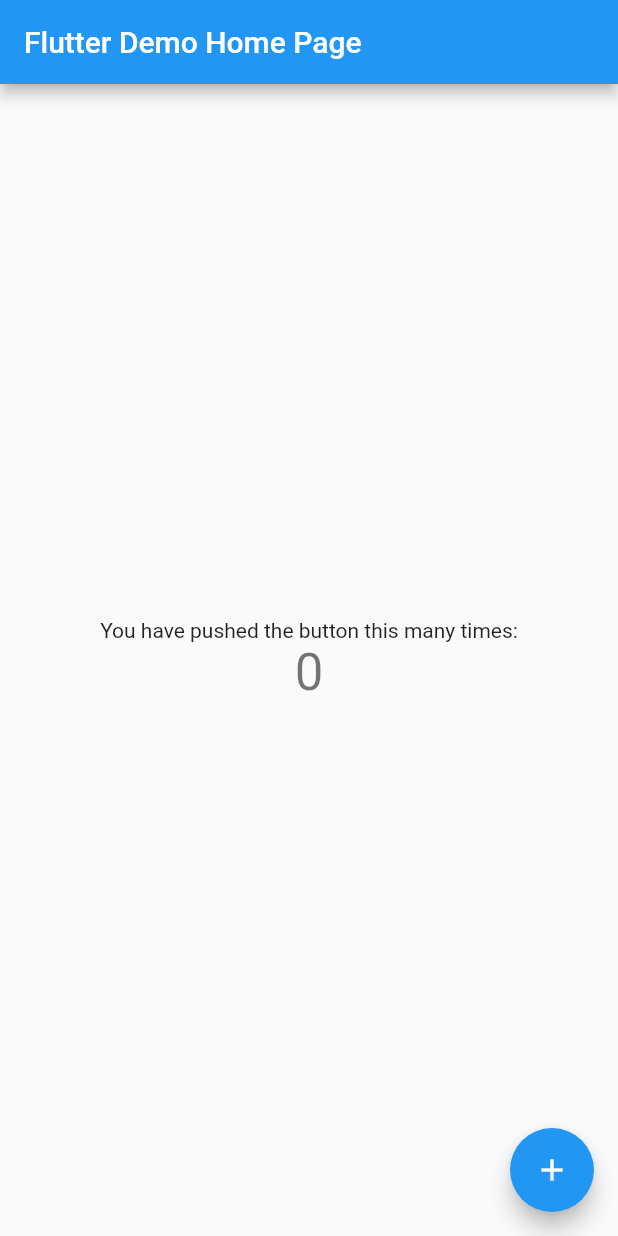
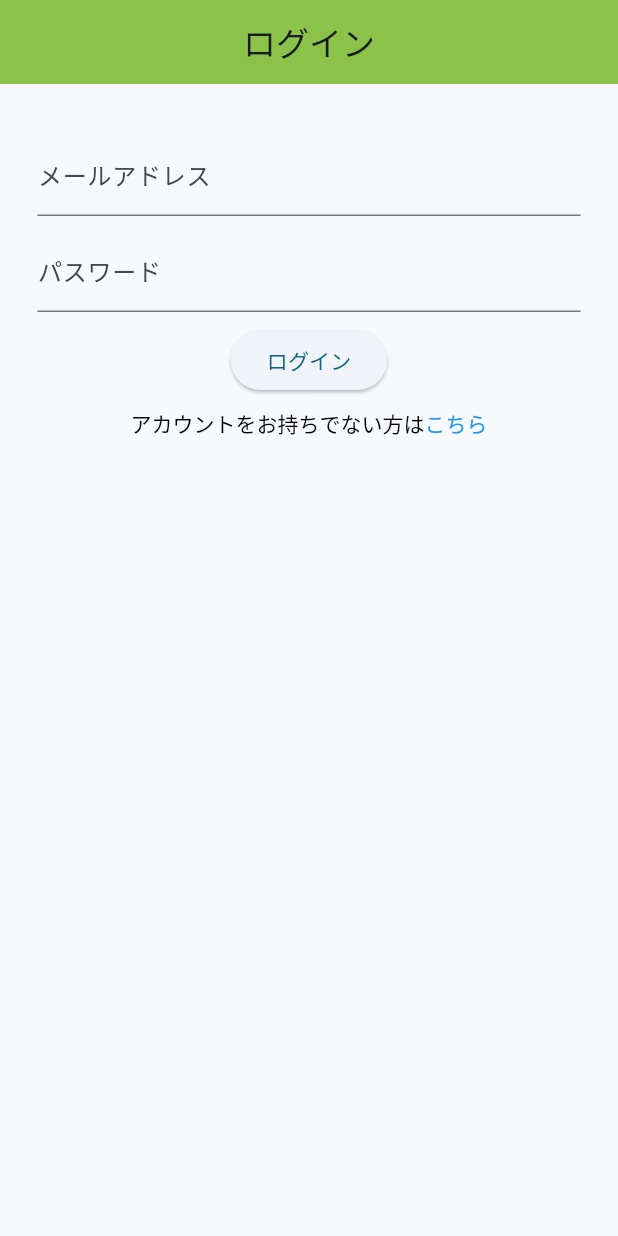
Before and after one commit to reo1109/beseball_log_app, a Flutter app: the screen it shows after launch, on a phone screen of 412 x 824 dp. Run offline on Flutter 3.47's test engine with Material 2 defaults, Android fonts, the phone set to English and light mode, and no system bars.

Commit message:
ログイン画面作成

```diff
--- a/lib/main.dart
+++ b/lib/main.dart
@@ -1,4 +1,7 @@
+import 'package:baseball_log/view/login_page.dart';
+import 'package:baseball_log/widget/widget_utils.dart';
 import 'package:flutter/material.dart';
+
 
 void main() {
   runApp(const MyApp());
@@ -12,57 +15,11 @@
     return MaterialApp(
       title: 'Flutter Demo',
       theme: ThemeData(
-        primarySwatch: Colors.blue,
+        useMaterial3: true,
+        colorSchemeSeed: Colors.blueGrey,
+        brightness: Brightness.light,
       ),
-      home: const MyHomePage(title: 'Flutter Demo Home Page'),
+      home: const LoginPage(),
     );
   }
 }
-
-class MyHomePage extends StatefulWidget {
-  const MyHomePage({super.key, required this.title});
-
-
-  final String title;
-
-  @override
-  State<MyHomePage> createState() => _MyHomePageState();
-}
-
-class _MyHomePageState extends State<MyHomePage> {
-  int _counter = 0;
-
-  void _incrementCounter() {
-    setState(() {
-      _counter++;
-    });
-  }
-
-  @override
-  Widget build(BuildContext context) {
-    return Scaffold(
-      appBar: AppBar(
-        title: Text(widget.title),
-      ),
-      body: Center(
-        child: Column(
-          mainAxisAlignment: MainAxisAlignment.center,
-          children: <Widget>[
-            const Text(
-              'You have pushed the button this many times:',
-            ),
-            Text(
-              '$_counter',
-              style: Theme.of(context).textTheme.headlineMedium,
-            ),
-          ],
-        ),
-      ),
-      floatingActionButton: FloatingActionButton(
-        onPressed: _incrementCounter,
-        tooltip: 'Increment',
-        child: const Icon(Icons.add),
-      ),
-    );
-  }
-}
--- /dev/null
+++ b/lib/view/create_account_page.dart
@@ -0,0 +1,18 @@
+import 'package:baseball_log/widget/widget_utils.dart';
+import 'package:flutter/material.dart';
+
+class CreateAccountPage extends StatefulWidget {
+  const CreateAccountPage({Key? key}) : super(key: key);
+
+  @override
+  State<CreateAccountPage> createState() => _CreateAccountPageState();
+}
+
+class _CreateAccountPageState extends State<CreateAccountPage> {
+  @override
+  Widget build(BuildContext context) {
+    return Scaffold(
+      appBar: WidgetUtils.createAppBar('アカウント作成'),
+    );
+  }
+}
--- /dev/null
+++ b/lib/view/home_page.dart
@@ -0,0 +1,18 @@
+import 'package:baseball_log/widget/widget_utils.dart';
+import 'package:flutter/material.dart';
+
+class HomePage extends StatefulWidget {
+  const HomePage({Key? key}) : super(key: key);
+
+  @override
+  State<HomePage> createState() => _HomePageState();
+}
+
+class _HomePageState extends State<HomePage> {
+  @override
+  Widget build(BuildContext context) {
+    return Scaffold(
+      appBar: WidgetUtils.createAppBar('試合記録'),
+    );
+  }
+}
--- /dev/null
+++ b/lib/view/login_page.dart
@@ -0,0 +1,79 @@
+import 'package:baseball_log/view/create_account_page.dart';
+import 'package:baseball_log/view/home_page.dart';
+import 'package:baseball_log/widget/widget_utils.dart';
+import 'package:flutter/gestures.dart';
+import 'package:flutter/material.dart';
+
+class LoginPage extends StatefulWidget {
+  const LoginPage({Key? key}) : super(key: key);
+
+  @override
+  State<LoginPage> createState() => _LoginPageState();
+}
+
+class _LoginPageState extends State<LoginPage> {
+  String loginUserEmail = '';
+  String loginUserPassword = '';
+  String infoText = '';
+
+  @override
+  Widget build(BuildContext context) {
+    return Scaffold(
+      appBar: WidgetUtils.createAppBar('ログイン'),
+      body: Column(
+        children: [
+          const SizedBox(height: 32),
+          Container(
+            margin: const EdgeInsets.symmetric(horizontal: 25),
+            child: TextFormField(
+              decoration: const InputDecoration(labelText: 'メールアドレス'),
+              onChanged: (String value) {
+                setState(() {
+                  loginUserEmail = value;
+                });
+              },
+            ),
+          ),
+          const SizedBox(height: 8),
+          Container(
+            margin: const EdgeInsets.symmetric(horizontal: 25),
+            child: TextFormField(
+              decoration: const InputDecoration(labelText: 'パスワード'),
+              obscureText: true,
+              onChanged: (String value) {
+                setState(() {
+                  loginUserPassword = value;
+                });
+              },
+            ),
+          ),
+          const SizedBox(height: 8),
+          ElevatedButton(
+              onPressed: () => {
+                Navigator.of(context).push(
+                  MaterialPageRoute(
+                    builder: (BuildContext context) => HomePage()
+                  ),
+                ),
+              },
+              child: const Text('ログイン')
+          ),
+          const SizedBox(height: 8),
+          RichText(
+            text: TextSpan(
+              style: const TextStyle(color: Colors.black),
+              children: [
+                const TextSpan(text: 'アカウントをお持ちでない方は'),
+                TextSpan(text: 'こちら',
+                style: const TextStyle(color: Colors.blue),
+                recognizer: TapGestureRecognizer()..onTap = () {
+                  Navigator.of(context).push(MaterialPageRoute(builder: (context) => CreateAccountPage()));
+                }),
+              ],
+            ),
+          ),
+        ],
+      ),
+    );
+  }
+}
--- /dev/null
+++ b/lib/widget/widget_utils.dart
@@ -0,0 +1,13 @@
+import 'package:flutter/material.dart';
+
+class WidgetUtils {
+
+  static AppBar createAppBar(String title) {
+    return AppBar(
+      backgroundColor: Colors.lightGreen,
+      title: Text(title),
+      centerTitle: true,
+    );
+
+  }
+}
```
